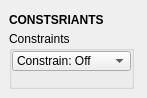
First picture: the form in tentacle/ui/transform.snap.ui, repository m3trik/tentacle, before the edit.
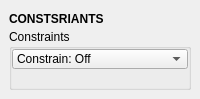
Second picture: the form after the edit. Custom widgets are drawn as their Qt base class.

Patch:
```diff
--- a/tentacle/ui/transform.snap.ui
+++ b/tentacle/ui/transform.snap.ui
@@ -9,16 +9,10 @@
    <rect>
     <x>0</x>
     <y>0</y>
-    <width>147</width>
-    <height>98</height>
+    <width>200</width>
+    <height>99</height>
    </rect>
   </property>
-  <property name="maximumSize">
-   <size>
-    <width>999</width>
-    <height>999</height>
-   </size>
-  </property>
   <property name="windowTitle">
    <string>Toolkit</string>
   </property>
@@ -31,7 +25,13 @@
   <property name="dockOptions">
    <set>QMainWindow::AllowNestedDocks|QMainWindow::AllowTabbedDocks|QMainWindow::AnimatedDocks|QMainWindow::ForceTabbedDocks</set>
   </property>
-  <widget class="QWidget" name="mainWindow">
+  <widget class="QWidget" name="central_widget">
+   <property name="minimumSize">
+    <size>
+     <width>200</width>
+     <height>0</height>
+    </size>
+   </property>
    <layout class="QVBoxLayout" name="verticalLayout">
     <item>
      <layout class="QVBoxLayout" name="verticalLayout_2">
@@ -39,17 +39,11 @@
        <number>0</number>
       </property>
       <item>
-       <widget class="DraggableHeader" name="draggableHeader">
+       <widget class="Header" name="header">
         <property name="minimumSize">
          <size>
           <width>0</width>
-          <height>22</height>
-         </size>
-        </property>
-        <property name="maximumSize">
-         <size>
-          <width>125</width>
-          <height>22</height>
+          <height>20</height>
          </size>
         </property>
         <property name="font">
@@ -65,18 +59,6 @@
       </item>
       <item>
        <widget class="QGroupBox" name="Constaints">
-        <property name="minimumSize">
-         <size>
-          <width>125</width>
-          <height>0</height>
-         </size>
-        </property>
-        <property name="maximumSize">
-         <size>
-          <width>125</width>
-          <height>999</height>
-         </size>
-        </property>
         <property name="title">
          <string>Constraints</string>
         </property>
@@ -106,7 +88,7 @@
            </property>
            <property name="maximumSize">
             <size>
-             <width>999</width>
+             <width>16777215</width>
              <height>20</height>
             </size>
            </property>
@@ -149,14 +131,14 @@
  </widget>
  <customwidgets>
   <customwidget>
-   <class>DraggableHeader</class>
+   <class>Header</class>
    <extends>QLabel</extends>
-   <header>draggableHeader.h</header>
+   <header>uitk.widgets.header.Header.h</header>
   </customwidget>
   <customwidget>
    <class>ComboBox</class>
    <extends>QComboBox</extends>
-   <header>widgets.combobox.h</header>
+   <header>uitk.widgets.comboBox.ComboBox.h</header>
   </customwidget>
  </customwidgets>
  <resources/>
```
